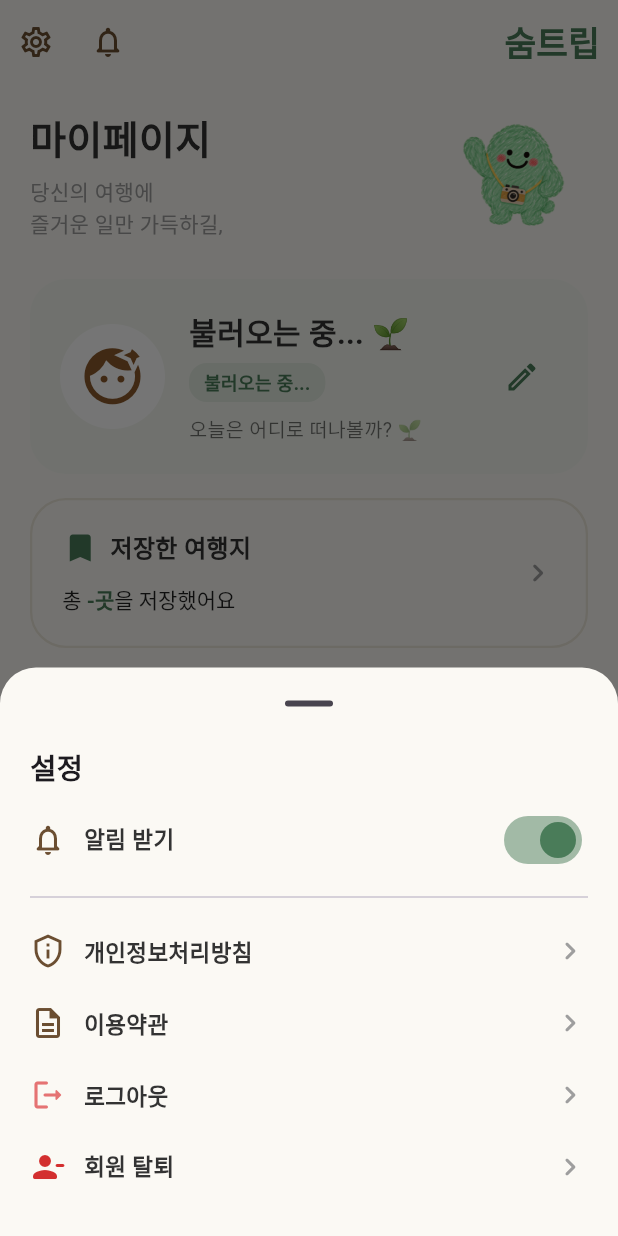
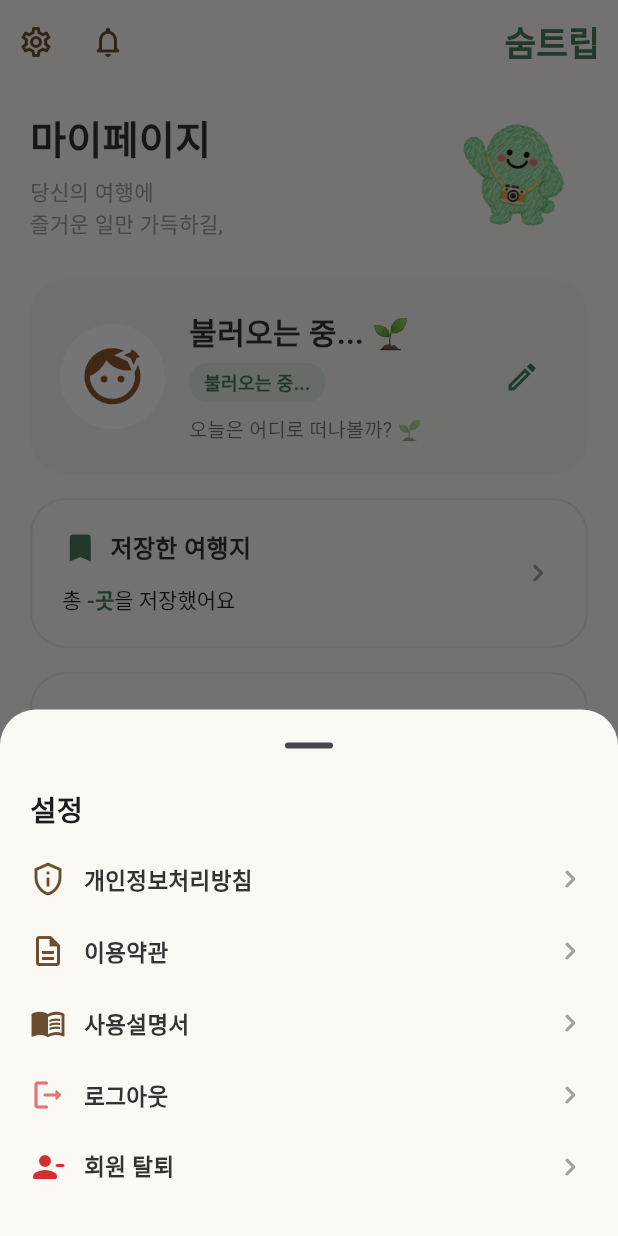
Before and after one commit to SoomTrip/soomtrip-mobile, a Flutter app: the MyPageScreen screen opened directly, after a tap on the "settings" icon, on a phone screen of 412 x 824 dp. Run offline on Flutter 3.47's test engine with Material 3 defaults, Android fonts, the phone set to English and light mode, and no system bars; our stand-ins replace animated_text_kit, flutter_dotenv, image_picker, shared_preferences; missing offline and left inert: flutter_drawing_board, flutter_naver_map, gal, kakao_flutter_sdk_user; accounts and stored records are empty; network calls fail; Roboto replaces fonts that are missing (CustomFont).

Commit message:
feat: 사용설명서 추가

```diff
--- a/lib/my_page_screen.dart
+++ b/lib/my_page_screen.dart
@@ -26,7 +26,6 @@ class MyPageScreen extends StatefulWidget {
 class _MyPageScreenState extends State<MyPageScreen> {
   static const _profileAssetKey = 'my_page_profile_asset';
   static const _profileBytesKey = 'my_page_profile_bytes';
-  static const _notificationsEnabledKey = 'my_page_notifications_enabled';
   static const _defaultProfileAssets = [
     'assets/images/profile1.jpeg',
     'assets/images/profile2.jpeg',
@@ -37,7 +36,6 @@ class _MyPageScreenState extends State<MyPageScreen> {
 
   bool _isLoggingOut = false;
   bool _isDeletingAccount = false;
-  bool _notificationsEnabled = true;
   String? _userCode;
   String? _nickname;
   String? _profileImageUrl;
@@ -57,14 +55,6 @@ class _MyPageScreenState extends State<MyPageScreen> {
     _loadUserProfile();
     _loadSavedDestinationCount();
     _loadReceivedShares();
-    _loadNotificationSetting();
-  }
-
-  Future<void> _loadNotificationSetting() async {
-    final preferences = await SharedPreferences.getInstance();
-    if (!mounted) return;
-    setState(() => _notificationsEnabled =
-        preferences.getBool(_notificationsEnabledKey) ?? true);
   }
 
   Future<void> _loadReceivedShares() async {
@@ -1024,8 +1014,6 @@ class _MyPageScreenState extends State<MyPageScreen> {
               const Text('설정',
                   style: TextStyle(fontSize: 19, fontWeight: FontWeight.bold)),
               const SizedBox(height: 12),
-              _buildNotificationToggleRow(),
-              const Divider(height: 28),
               _buildSettingsRow(
                 icon: Icons.privacy_tip_outlined,
                 iconColor: const Color(0xFF6B4E31),
@@ -1043,6 +1031,16 @@ class _MyPageScreenState extends State<MyPageScreen> {
                 onTap: () {
                   Navigator.pop(sheetContext);
                   _openTermsOfService();
+                },
+              ),
+              const SizedBox(height: 4),
+              _buildSettingsRow(
+                icon: Icons.menu_book_outlined,
+                iconColor: const Color(0xFF6B4E31),
+                label: '사용설명서',
+                onTap: () {
+                  Navigator.pop(sheetContext);
+                  _openUserManual();
                 },
               ),
               const SizedBox(height: 4),
@@ -1068,36 +1066,6 @@ class _MyPageScreenState extends State<MyPageScreen> {
             ],
           ),
         ),
-      ),
-    );
-  }
-
-  Widget _buildNotificationToggleRow() {
-    return StatefulBuilder(
-      builder: (context, setSheetState) => Row(
-        mainAxisAlignment: MainAxisAlignment.spaceBetween,
-        children: [
-          const Row(
-            children: [
-              Icon(Icons.notifications_none_rounded, color: Color(0xFF6B4E31)),
-              SizedBox(width: 12),
-              Text('알림 받기',
-                  style: TextStyle(
-                      fontSize: 15,
-                      fontWeight: FontWeight.bold,
-                      color: Color(0xFF333333))),
-            ],
-          ),
-          Switch(
-            value: _notificationsEnabled,
-            activeThumbColor: const Color(0xFF4A7C59),
-            onChanged: (value) async {
-              setSheetState(() => _notificationsEnabled = value);
-              final preferences = await SharedPreferences.getInstance();
-              await preferences.setBool(_notificationsEnabledKey, value);
-            },
-          ),
-        ],
       ),
     );
   }
@@ -1147,6 +1115,11 @@ class _MyPageScreenState extends State<MyPageScreen> {
         '이용약관',
       );
 
+  Future<void> _openUserManual() => _openInAppBrowser(
+        'https://cspclab.notion.site/SoomTrip-3dcb8c9a74bd808ba0e4d0fd75c128db',
+        '사용설명서',
+      );
+
   Future<void> _openInAppBrowser(String url, String label) async {
     final uri = Uri.parse(url);
     try {
```
Also changed, not shown: lib/home_screen.dart (+19 -0 lines).
